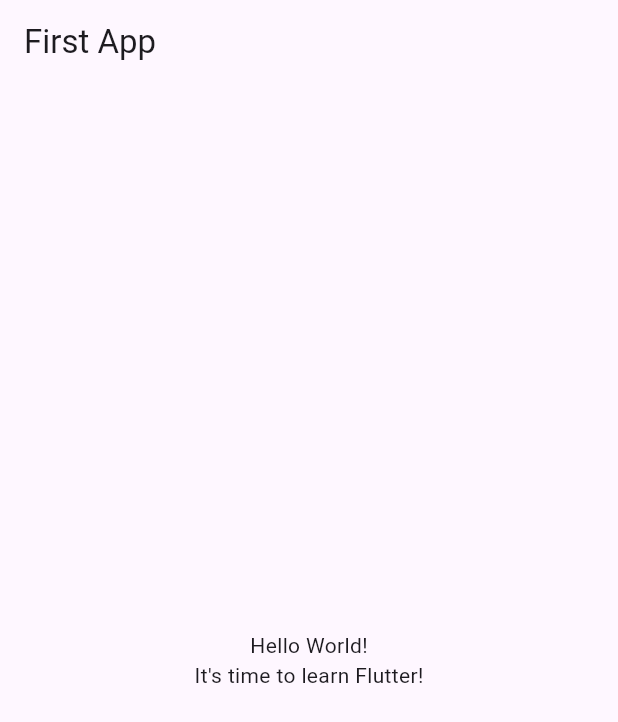
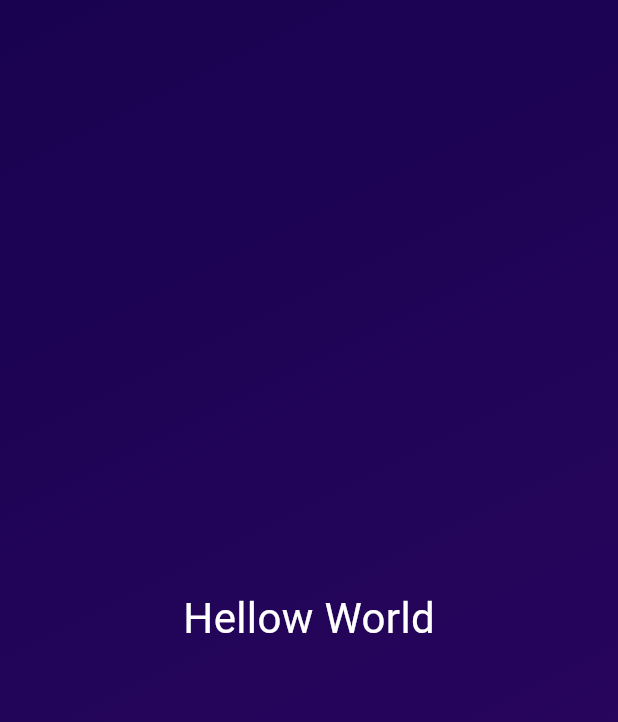
Before and after one commit to muinmundzir/roll-dice, a Flutter app: the screen it shows after launch, on a phone screen of 412 x 824 dp. Shown: the top 722 px of the screen. Run offline on Flutter 3.47's test engine with Material 3 defaults, Android fonts, the phone set to English and light mode, and no system bars.

Commit message:
feat: add text and gradient

```diff
--- a/lib/main.dart
+++ b/lib/main.dart
@@ -1,37 +1,28 @@
 import 'package:flutter/material.dart';
 
 void main() {
-  runApp(const MyApp());
-}
-
-class MyApp extends StatelessWidget {
-  const MyApp({super.key});
-
-  @override
-  Widget build(BuildContext context) {
-    return MaterialApp(
-      title: 'Flutter Demo',
-      theme: ThemeData(
-        primarySwatch: Colors.blue,
-      ),
+  runApp(
+    MaterialApp(
       home: Scaffold(
-        appBar: AppBar(
-          title: const Text('First App'),
-        ),
-        body: const Center(
-          child: Column(
-            mainAxisAlignment: MainAxisAlignment.center,
-            children: [
-              Text(
-                'Hello World!',
-              ),
-              Text(
-                'It\'s time to learn Flutter!',
-              ),
-            ],
+        body: Container(
+          decoration: const BoxDecoration(
+            gradient: LinearGradient(
+              colors: [
+                Color.fromARGB(255, 25, 2, 80),
+                Color.fromARGB(255, 45, 7, 98),
+              ],
+              begin: Alignment.topLeft,
+              end: Alignment.bottomRight,
+            ),
+          ),
+          child: const Center(
+            child: Text(
+              'Hellow World',
+              style: TextStyle(fontSize: 28, color: Colors.white)
+            ),
           ),
         ),
       ),
-    );
-  }
+    ),
+  );
 }
```
